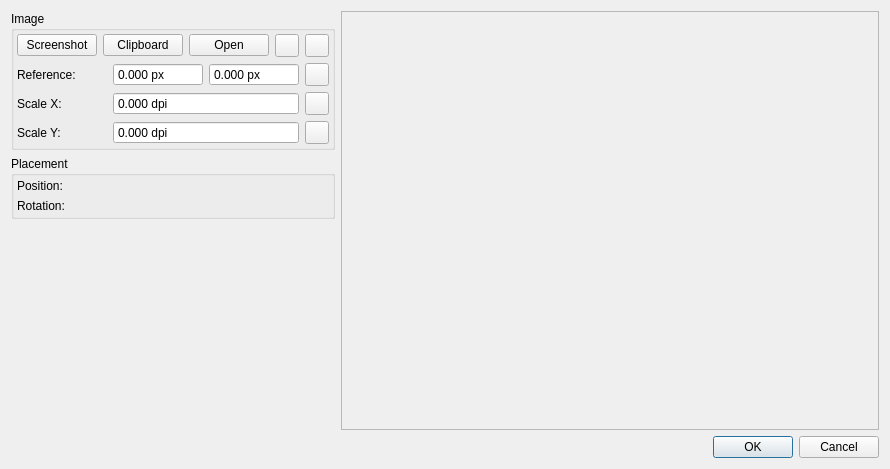
This is libs/librepcb/editor/dialogs/backgroundimagesetupdialog.ui in LibrePCB/LibrePCB as Qt 5 draws it before an edit. The edited form follows.
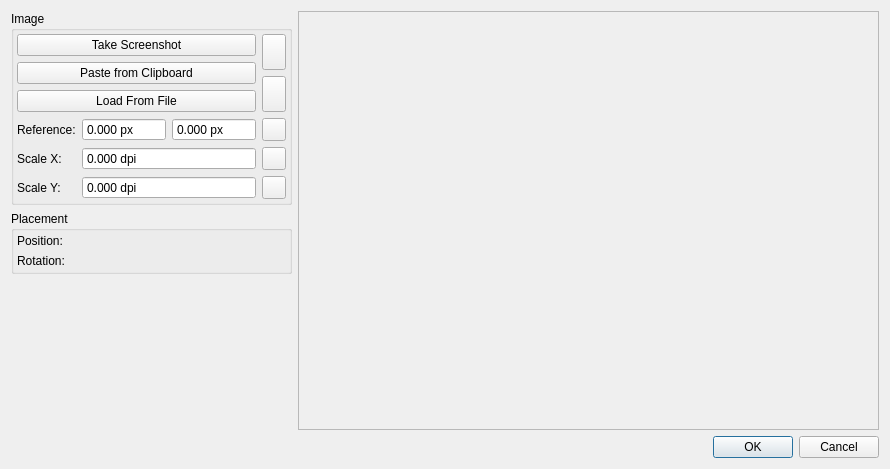
This is the edited form. Icons and pictures are not drawn. Custom widgets are drawn as their Qt base class.

Diff of the .ui file:
```diff
--- a/libs/librepcb/editor/dialogs/backgroundimagesetupdialog.ui
+++ b/libs/librepcb/editor/dialogs/backgroundimagesetupdialog.ui
@@ -36,18 +36,14 @@
           <property name="bottomMargin">
            <number>3</number>
           </property>
-          <item row="1" column="3">
-           <widget class="QToolButton" name="btnSelectReference">
-            <property name="toolTip">
-             <string>Select reference point</string>
-            </property>
-            <property name="icon">
-             <iconset>
-              <normaloff>:/img/actions/select.png</normaloff>:/img/actions/select.png</iconset>
+          <item row="5" column="0">
+           <widget class="QLabel" name="label_2">
+            <property name="text">
+             <string>Scale X:</string>
             </property>
            </widget>
           </item>
-          <item row="2" column="3">
+          <item row="5" column="3">
            <widget class="QToolButton" name="btnMeasureScaleX">
             <property name="toolTip">
              <string>Measure scale in X-direction</string>
@@ -58,10 +54,13 @@
             </property>
            </widget>
           </item>
-          <item row="0" column="3">
-           <widget class="QToolButton" name="btnCrop">
+          <item row="1" column="0" colspan="3">
+           <widget class="QPushButton" name="btnScreenshot">
             <property name="toolTip">
-             <string>Crop image to current view</string>
+             <string>Take a screenshot</string>
+            </property>
+            <property name="text">
+             <string>Take Screenshot</string>
             </property>
             <property name="icon">
              <iconset>
@@ -69,14 +68,23 @@
             </property>
            </widget>
           </item>
-          <item row="3" column="0">
-           <widget class="QLabel" name="label_6">
-            <property name="text">
-             <string>Scale Y:</string>
+          <item row="4" column="1">
+           <widget class="QDoubleSpinBox" name="spbxReferenceX">
+            <property name="buttonSymbols">
+             <enum>QAbstractSpinBox::NoButtons</enum>
             </property>
+            <property name="suffix">
+             <string notr="true"> px</string>
+            </property>
+            <property name="decimals">
+             <number>3</number>
+            </property>
+            <property name="maximum">
+             <double>99999.000000000000000</double>
+            </property>
            </widget>
           </item>
-          <item row="3" column="3">
+          <item row="6" column="3">
            <widget class="QToolButton" name="btnMeasureScaleY">
             <property name="toolTip">
              <string>Measure scale in Y-direction</string>
@@ -87,14 +95,21 @@
             </property>
            </widget>
           </item>
-          <item row="2" column="0">
-           <widget class="QLabel" name="label_2">
+          <item row="2" column="0" colspan="3">
+           <widget class="QPushButton" name="btnPaste">
+            <property name="toolTip">
+             <string>Paste image from clipboard</string>
+            </property>
             <property name="text">
-             <string>Scale X:</string>
+             <string>Paste from Clipboard</string>
+            </property>
+            <property name="icon">
+             <iconset>
+              <normaloff>:/img/actions/paste.png</normaloff>:/img/actions/paste.png</iconset>
             </property>
            </widget>
           </item>
-          <item row="1" column="2">
+          <item row="4" column="2">
            <widget class="QDoubleSpinBox" name="spbxReferenceY">
             <property name="buttonSymbols">
              <enum>QAbstractSpinBox::NoButtons</enum>
@@ -110,115 +125,118 @@
             </property>
            </widget>
           </item>
-          <item row="1" column="0">
+          <item row="5" column="1" colspan="2">
+           <widget class="QDoubleSpinBox" name="spbxDpiX">
+            <property name="buttonSymbols">
+             <enum>QAbstractSpinBox::NoButtons</enum>
+            </property>
+            <property name="suffix">
+             <string notr="true"> dpi</string>
+            </property>
+            <property name="decimals">
+             <number>3</number>
+            </property>
+            <property name="maximum">
+             <double>99999.000000000000000</double>
+            </property>
+           </widget>
+          </item>
+          <item row="6" column="1" colspan="2">
+           <widget class="QDoubleSpinBox" name="spbxDpiY">
+            <property name="buttonSymbols">
+             <enum>QAbstractSpinBox::NoButtons</enum>
+            </property>
+            <property name="suffix">
+             <string notr="true"> dpi</string>
+            </property>
+            <property name="decimals">
+             <number>3</number>
+            </property>
+            <property name="maximum">
+             <double>99999.000000000000000</double>
+            </property>
+           </widget>
+          </item>
+          <item row="6" column="0">
+           <widget class="QLabel" name="label_6">
+            <property name="text">
+             <string>Scale Y:</string>
+            </property>
+           </widget>
+          </item>
+          <item row="3" column="0" colspan="3">
+           <widget class="QPushButton" name="btnOpen">
+            <property name="toolTip">
+             <string>Open image from file</string>
+            </property>
+            <property name="text">
+             <string>Load From File</string>
+            </property>
+            <property name="icon">
+             <iconset>
+              <normaloff>:/img/actions/open.png</normaloff>:/img/actions/open.png</iconset>
+            </property>
+           </widget>
+          </item>
+          <item row="4" column="3">
+           <widget class="QToolButton" name="btnSelectReference">
+            <property name="toolTip">
+             <string>Select reference point</string>
+            </property>
+            <property name="icon">
+             <iconset>
+              <normaloff>:/img/actions/select.png</normaloff>:/img/actions/select.png</iconset>
+            </property>
+           </widget>
+          </item>
+          <item row="4" column="0">
            <widget class="QLabel" name="label_3">
             <property name="text">
              <string>Reference:</string>
             </property>
            </widget>
           </item>
-          <item row="0" column="0" colspan="3">
-           <layout class="QHBoxLayout" name="horizontalLayout_2">
-            <item>
-             <widget class="QPushButton" name="btnScreenshot">
-              <property name="toolTip">
-               <string>Take a screenshot</string>
-              </property>
-              <property name="text">
-               <string>Screenshot</string>
-              </property>
-              <property name="icon">
-               <iconset>
-                <normaloff>:/img/actions/export_pixmap.png</normaloff>:/img/actions/export_pixmap.png</iconset>
-              </property>
-             </widget>
-            </item>
-            <item>
-             <widget class="QPushButton" name="btnPaste">
-              <property name="toolTip">
-               <string>Paste image from clipboard</string>
-              </property>
-              <property name="text">
-               <string>Clipboard</string>
-              </property>
-              <property name="icon">
-               <iconset>
-                <normaloff>:/img/actions/paste.png</normaloff>:/img/actions/paste.png</iconset>
-              </property>
-             </widget>
-            </item>
-            <item>
-             <widget class="QPushButton" name="btnOpen">
-              <property name="toolTip">
-               <string>Open image from file</string>
-              </property>
-              <property name="text">
-               <string>Open</string>
-              </property>
-              <property name="icon">
-               <iconset>
-                <normaloff>:/img/actions/open.png</normaloff>:/img/actions/open.png</iconset>
-              </property>
-             </widget>
-            </item>
+          <item row="1" column="3" rowspan="3">
+           <layout class="QVBoxLayout" name="verticalLayout_4">
             <item>
              <widget class="QToolButton" name="btnReset">
+              <property name="sizePolicy">
+               <sizepolicy hsizetype="Fixed" vsizetype="MinimumExpanding">
+                <horstretch>0</horstretch>
+                <verstretch>0</verstretch>
+               </sizepolicy>
+              </property>
+              <property name="text">
+               <string/>
+              </property>
               <property name="icon">
-             <iconset>
-              <normaloff>:/img/actions/cancel.png</normaloff>:/img/actions/cancel.png</iconset>
-            </property>
+               <iconset>
+                <normaloff>:/img/actions/cancel.png</normaloff>:/img/actions/cancel.png</iconset>
+              </property>
+             </widget>
+            </item>
+            <item>
+             <widget class="QToolButton" name="btnCrop">
+              <property name="sizePolicy">
+               <sizepolicy hsizetype="Fixed" vsizetype="MinimumExpanding">
+                <horstretch>0</horstretch>
+                <verstretch>0</verstretch>
+               </sizepolicy>
+              </property>
+              <property name="toolTip">
+               <string>Crop image to current view</string>
+              </property>
+              <property name="text">
+               <string/>
+              </property>
+              <property name="icon">
+               <iconset>
+                <normaloff>:/img/actions/cut.png</normaloff>:/img/actions/cut.png</iconset>
+              </property>
              </widget>
             </item>
            </layout>
           </item>
-          <item row="1" column="1">
-           <widget class="QDoubleSpinBox" name="spbxReferenceX">
-            <property name="buttonSymbols">
-             <enum>QAbstractSpinBox::NoButtons</enum>
-            </property>
-            <property name="suffix">
-             <string notr="true"> px</string>
-            </property>
-            <property name="decimals">
-             <number>3</number>
-            </property>
-            <property name="maximum">
-             <double>99999.000000000000000</double>
-            </property>
-           </widget>
-          </item>
-          <item row="2" column="1" colspan="2">
-           <widget class="QDoubleSpinBox" name="spbxDpiX">
-            <property name="buttonSymbols">
-             <enum>QAbstractSpinBox::NoButtons</enum>
-            </property>
-            <property name="suffix">
-             <string notr="true"> dpi</string>
-            </property>
-            <property name="decimals">
-             <number>3</number>
-            </property>
-            <property name="maximum">
-             <double>99999.000000000000000</double>
-            </property>
-           </widget>
-          </item>
-          <item row="3" column="1" colspan="2">
-           <widget class="QDoubleSpinBox" name="spbxDpiY">
-            <property name="buttonSymbols">
-             <enum>QAbstractSpinBox::NoButtons</enum>
-            </property>
-            <property name="suffix">
-             <string notr="true"> dpi</string>
-            </property>
-            <property name="decimals">
-             <number>3</number>
-            </property>
-            <property name="maximum">
-             <double>99999.000000000000000</double>
-            </property>
-           </widget>
-          </item>
          </layout>
         </widget>
        </item>
@@ -307,11 +325,6 @@
         </property>
         <item>
          <widget class="QLabel" name="lblMessage">
-          <property name="font">
-           <font>
-            <pointsize>13</pointsize>
-           </font>
-          </property>
           <property name="styleSheet">
            <string notr="true">color: gray;</string>
           </property>
```
Left out of the diff: 2 changed lines with no effect on the pictures.
